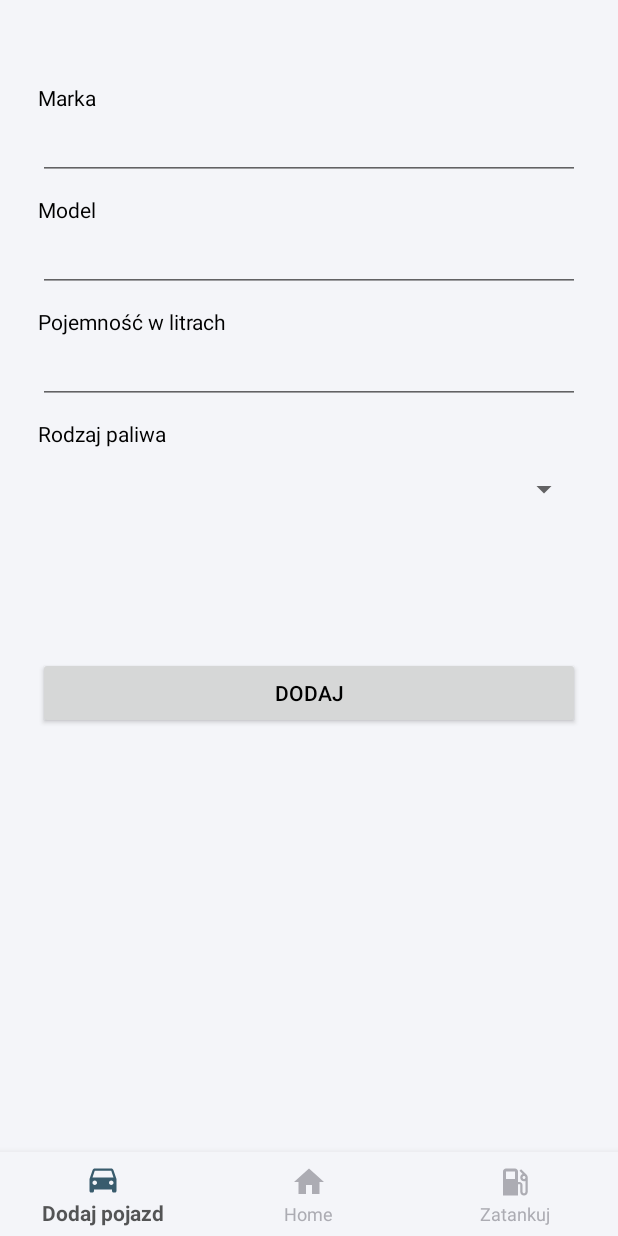
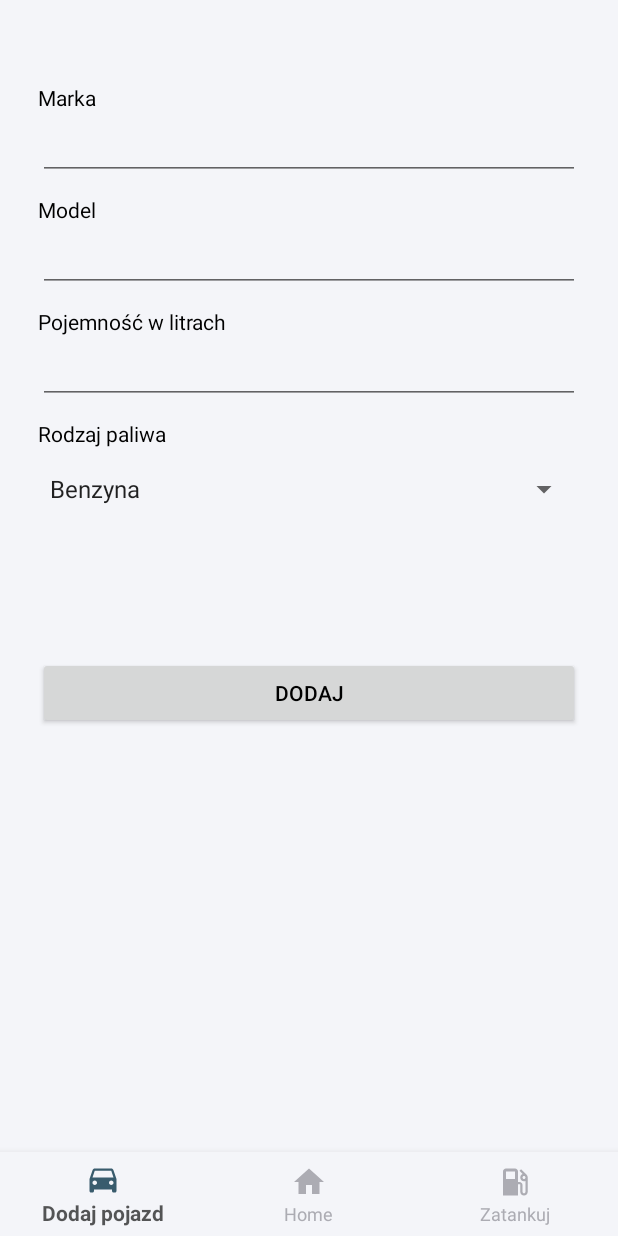
Before and after one commit to RGiebultowski/CarExpenses, an Android app: the screen it shows after launch (MainActivity), after a tap on "DODAJ", on a phone screen of 412 x 824 dp. Run offline under Robolectric (Android 15) with nearby library versions, the phone set to English and light mode, and no system bars.

```diff
--- a/app/src/main/res/values/strings.xml
+++ b/app/src/main/res/values/strings.xml
@@ -10,4 +10,9 @@
     <string name="capacity">Pojemność w litrach</string>
     <string name="fuel">Rodzaj paliwa</string>
     <string name="add">Dodaj</string>
+    <string-array name="fuel_array">
+        <item>Benzyna</item>
+        <item>Diesel</item>
+        <item>Benzyna + Gaz</item>
+    </string-array>
 </resources>
```
Also changed, not shown: app/src/main/java/com/example/wydatkisamochodowe/Activity/AddCarFragment.java (+43 -0 lines).
